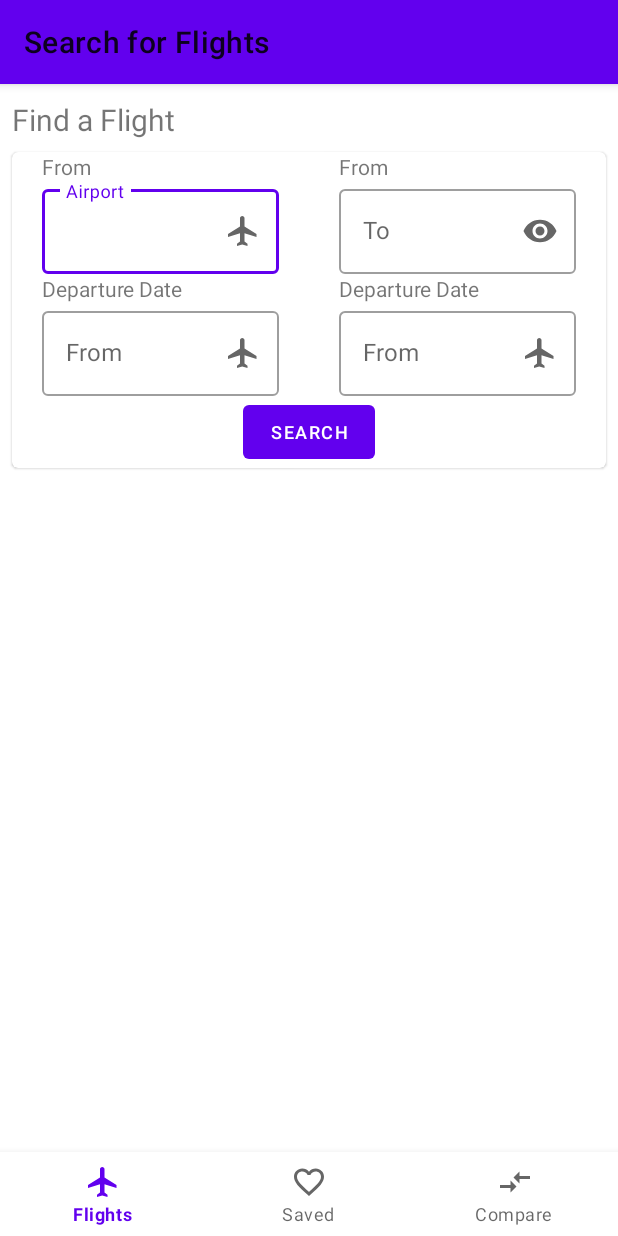
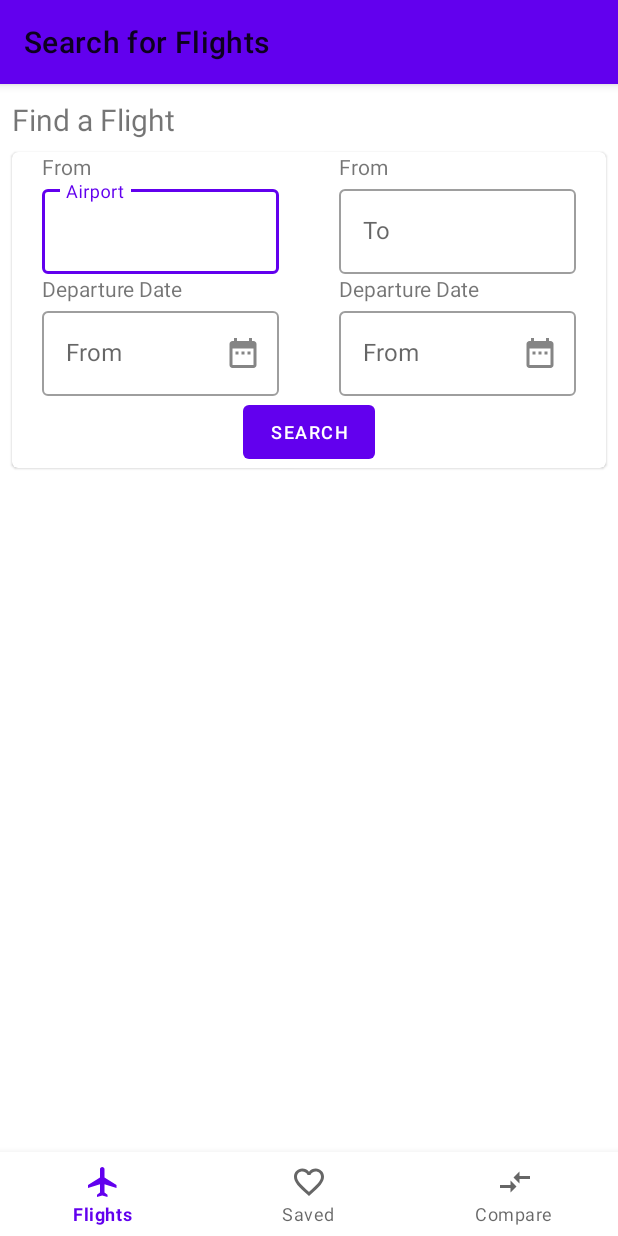
Before and after one commit to amandaf360/FlightCompare, an Android app: the screen it shows after launch (MainActivity), on a phone screen of 412 x 824 dp. Run offline under Robolectric (Android 15) with nearby library versions, the phone set to English and light mode, and no system bars.

```diff
--- a/app/src/main/res/layout/fragment_search_flights.xml
+++ b/app/src/main/res/layout/fragment_search_flights.xml
@@ -62,10 +62,7 @@
                             android:layout_width="match_parent"
                             android:layout_height="wrap_content"
                             android:layout_marginHorizontal="20dp"
-                            android:hint="@string/airport"
-                            app:endIconContentDescription="Custom description"
-                            app:endIconDrawable="@drawable/ic_flights"
-                            app:endIconMode="custom">
+                            android:hint="@string/airport">
 
                             <com.google.android.material.textfield.TextInputEditText
                                 android:id="@+id/from_airport"
@@ -90,7 +87,7 @@
                             android:layout_marginHorizontal="20dp"
                             android:hint="@string/dest_from"
                             app:endIconContentDescription="Custom description"
-                            app:endIconDrawable="@drawable/ic_flights"
+                            app:endIconDrawable="@drawable/ic_date"
                             app:endIconMode="custom">
 
                             <com.google.android.material.textfield.TextInputEditText
@@ -120,8 +117,7 @@
                             android:layout_height="wrap_content"
                             android:layout_marginHorizontal="20dp"
                             android:hint="@string/dest_to"
-                            style="@style/Widget.MaterialComponents.TextInputLayout.OutlinedBox"
-                            app:endIconMode="password_toggle">
+                            style="@style/Widget.MaterialComponents.TextInputLayout.OutlinedBox">
 
                             <com.google.android.material.textfield.TextInputEditText
                                 android:id="@+id/to_airport"
@@ -138,6 +134,11 @@
                             android:layout_marginLeft="20dp"
                             android:text="@string/depart_date" />
 
+<!--                        <DatePicker-->
+<!--                            android:layout_width="match_parent"-->
+<!--                            android:layout_height="match_parent">-->
+
+<!--                        </DatePicker>-->
                         <com.google.android.material.textfield.TextInputLayout
                             style="@style/Widget.MaterialComponents.TextInputLayout.OutlinedBox"
                             android:layout_width="match_parent"
@@ -145,7 +146,7 @@
                             android:layout_marginHorizontal="20dp"
                             android:hint="@string/dest_from"
                             app:endIconContentDescription="Custom description"
-                            app:endIconDrawable="@drawable/ic_flights"
+                            app:endIconDrawable="@drawable/ic_date"
                             app:endIconMode="custom">
 
                             <com.google.android.material.textfield.TextInputEditText
```
Also changed, not shown: app/src/main/res/drawable-anydpi/ic_swap.xml (added, +11 -0 lines), app/src/main/res/drawable-hdpi/ic_swap.png (added), app/src/main/res/drawable-mdpi/ic_swap.png (added), app/src/main/res/drawable-xhdpi/ic_swap.png (added), app/src/main/res/drawable-xxhdpi/ic_swap.png (added).
